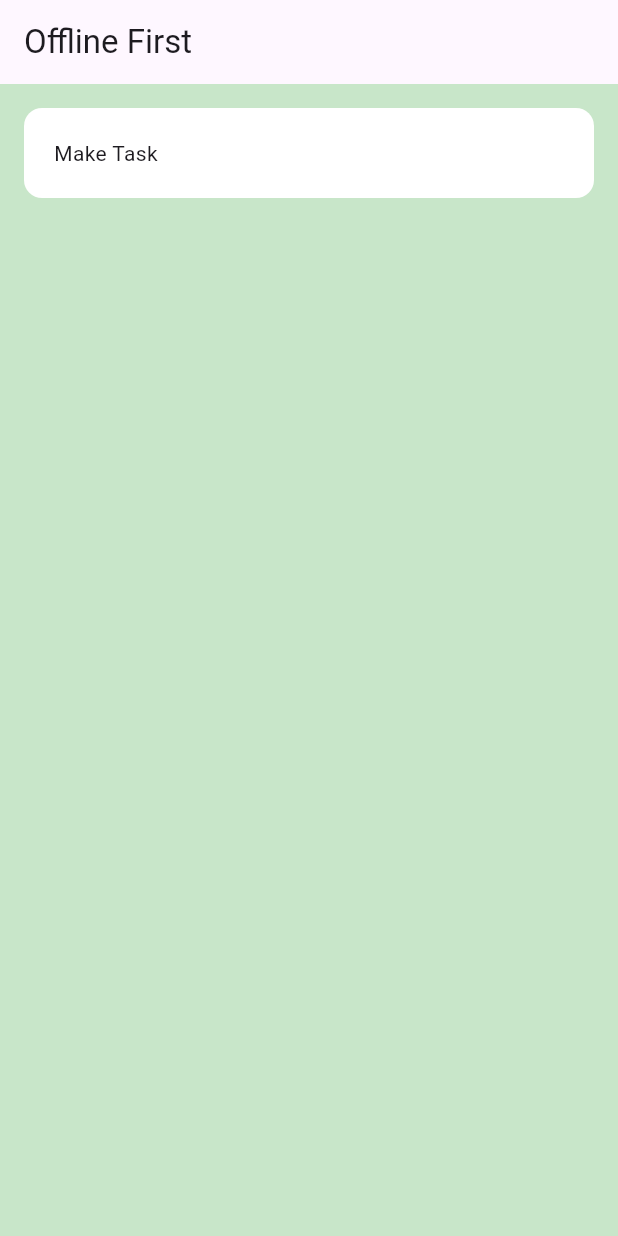
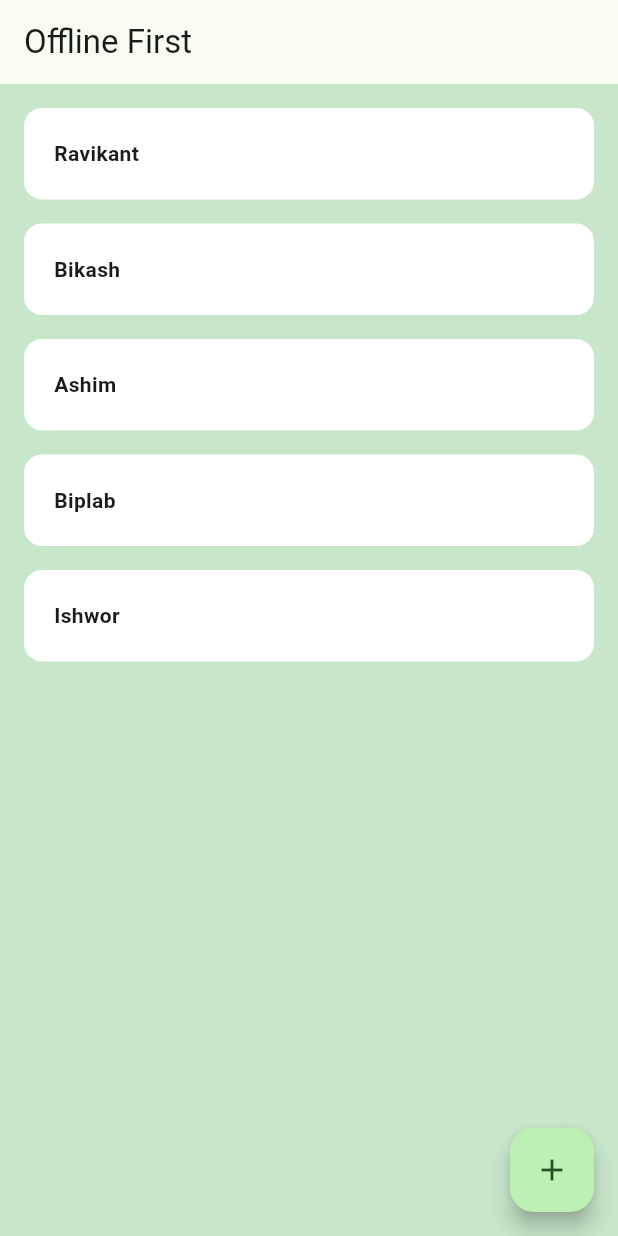
Before and after one commit to ravikant-paudel/offline_first, a Flutter app: the screen it shows after launch, on a phone screen of 412 x 824 dp. Run offline on Flutter 3.47's test engine with Material 2 defaults, Android fonts, the phone set to English and light mode, and no system bars; drawn by our look-alikes of flutter_slidable.

Commit message:
:sparkles: Add user task and delete.

```diff
--- a/lib/home_page.dart
+++ b/lib/home_page.dart
@@ -1,8 +1,8 @@
 import 'package:flutter/material.dart';
+import 'package:offline_first/utils/dialog_box.dart';
 import 'package:offline_first/utils/task_tile.dart';
 
 class HomePage extends StatefulWidget {
-
   const HomePage({super.key});
 
   @override
@@ -10,6 +10,10 @@ class HomePage extends StatefulWidget {
 }
 
 class _HomePageState extends State<HomePage> {
+  List offlineList = ["Ravikant", "Bikash", "Ashim", "Biplab", "Ishwor"];
+
+  final _controller = TextEditingController();
+
   @override
   Widget build(BuildContext context) {
     return Scaffold(
@@ -17,11 +21,49 @@ class _HomePageState extends State<HomePage> {
       appBar: AppBar(
         title: const Text('Offline First'),
       ),
-      body: ListView(
-        children: const [
-          TaskTile(),
-        ],
+      floatingActionButton: FloatingActionButton(
+        onPressed: createNewTask,
+        child: const Icon(Icons.add),
+      ),
+      body: ListView.builder(
+        itemCount: offlineList.length,
+        itemBuilder: (context, index) {
+          return TaskTile(
+            taskName: offlineList[index],
+            deleteFunction: (context) => deleteTask(index),
+          );
+        },
       ),
     );
   }
+
+  void createNewTask() {
+    showDialog(
+        context: context,
+        builder: (context) {
+          return DialogBox(
+            controller: _controller,
+            onSave: onDataSave,
+            onCancel: () {
+              _controller.clear();
+              Navigator.of(context).pop();
+            },
+          );
+        });
+  }
+
+  void onDataSave() {
+    setState(() {
+      offlineList.add(_controller.text);
+      _controller.clear();
+    });
+    Navigator.of(context).pop();
+  }
+
+  //To delete task
+  void deleteTask(int index) {
+    setState(() {
+      offlineList.removeAt(index);
+    });
+  }
 }
--- a/lib/main.dart
+++ b/lib/main.dart
@@ -14,6 +14,7 @@ class MyApp extends StatelessWidget {
     return MaterialApp(
       title: 'Offline Flutter',
       theme: ThemeData(
+        colorScheme: ColorScheme.fromSeed(seedColor: Colors.green),
         primarySwatch: Colors.green,
         useMaterial3: true,
       ),
--- a/lib/utils/task_tile.dart
+++ b/lib/utils/task_tile.dart
@@ -1,19 +1,47 @@
 import 'package:flutter/material.dart';
+import 'package:flutter_slidable/flutter_slidable.dart';
 
 class TaskTile extends StatelessWidget {
-  const TaskTile({super.key});
+  final String taskName;
+  Function(BuildContext)? deleteFunction;
+
+  TaskTile({
+    required this.taskName,
+    required this.deleteFunction,
+  });
 
   @override
   Widget build(BuildContext context) {
     return Padding(
-      padding: const EdgeInsets.all(16),
-      child: Container(
-        padding: const EdgeInsets.all(20),
-        decoration: const BoxDecoration(
-          color: Colors.white,
-          borderRadius: BorderRadius.all(Radius.circular(12)),
+      padding: const EdgeInsets.only(left: 16, right: 16, top: 16),
+      child: Slidable(
+        endActionPane: ActionPane(
+          motion: const StretchMotion(),
+          children: [
+            SlidableAction(
+              onPressed: deleteFunction,
+              icon: Icons.delete,
+              backgroundColor: Colors.red,
+              borderRadius: BorderRadius.circular(12),
+            ),
+          ],
         ),
-        child: const Text('Make Task'),
+        child: Container(
+          padding: const EdgeInsets.all(20),
+          decoration: const BoxDecoration(
+            color: Colors.white,
+            borderRadius: BorderRadius.all(Radius.circular(12)),
+          ),
+          child: Row(
+            children: [
+              const Text(''),
+              Text(
+                taskName,
+                style: const TextStyle(fontWeight: FontWeight.bold),
+              ),
+            ],
+          ),
+        ),
       ),
     );
   }
--- a/pubspec.yaml
+++ b/pubspec.yaml
@@ -9,12 +9,13 @@ environment:
 dependencies:
   flutter:
     sdk: flutter
+  path_provider: ^2.1.1
+  flutter_slidable: ^3.0.0
 
 dev_dependencies:
   flutter_test:
     sdk: flutter
   flutter_lints: ^2.0.3
-  path_provider: ^2.1.0
 
 flutter:
   uses-material-design: true
```
Also changed, not shown: lib/utils/dialog_box.dart (added, +46 -0 lines), lib/utils/my_button.dart (added, +21 -0 lines), pubspec.lock.
